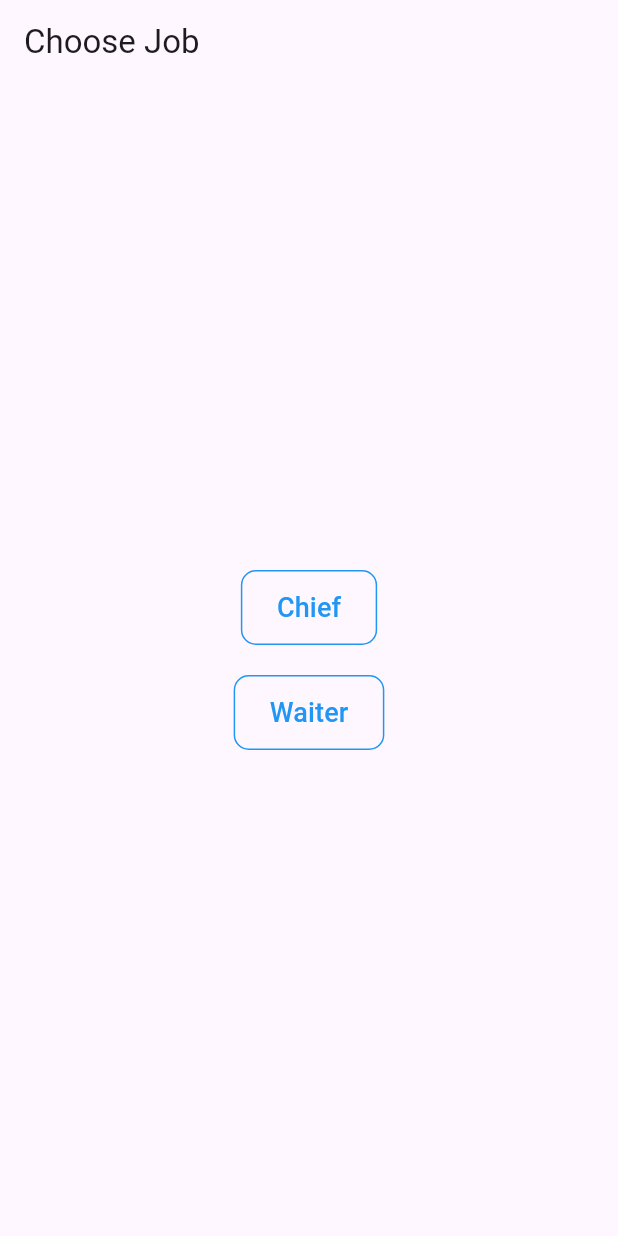
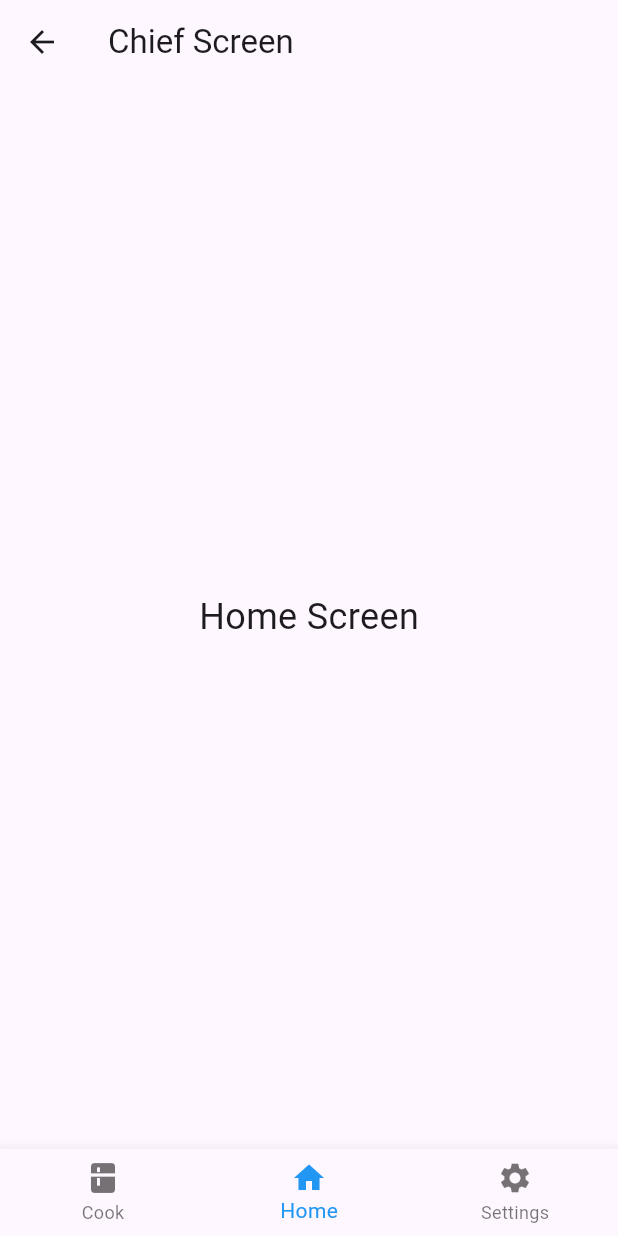
Before and after one commit to omanrai/hotel_POS, a Flutter app: the screen it shows after launch, after a tap on "Chief", on a phone screen of 412 x 824 dp. Run offline on Flutter 3.47's test engine with Material 3 defaults, Android fonts, the phone set to English and light mode, and no system bars.

Commit message:
add ChiefScreen and navigation from ChooseJobScreen

```diff
--- /dev/null
+++ b/lib/features/chief/chief_screen.dart
@@ -0,0 +1,53 @@
+import 'package:flutter/material.dart';
+
+class ChiefScreen extends StatefulWidget {
+  @override
+  _ChiefScreenState createState() => _ChiefScreenState();
+}
+
+class _ChiefScreenState extends State<ChiefScreen> {
+  int _selectedIndex = 1;
+
+  void _onItemTapped(int index) {
+    setState(() {
+      _selectedIndex = index;
+    });
+  }
+
+  static const List<Widget> _widgetOptions = <Widget>[
+    Text('Cook Screen', style: TextStyle(fontSize: 24)),
+    Text('Home Screen', style: TextStyle(fontSize: 24)),
+    Text('Settings Screen', style: TextStyle(fontSize: 24)),
+  ];
+
+  @override
+  Widget build(BuildContext context) {
+    return Scaffold(
+      appBar: AppBar(
+        title: Text('Chief Screen'),
+      ),
+      body: Center(
+        child: _widgetOptions.elementAt(_selectedIndex),
+      ),
+      bottomNavigationBar: BottomNavigationBar(
+        items: const <BottomNavigationBarItem>[
+          BottomNavigationBarItem(
+            icon: Icon(Icons.kitchen),
+            label: 'Cook',
+          ),
+          BottomNavigationBarItem(
+            icon: Icon(Icons.home),
+            label: 'Home',
+          ),
+          BottomNavigationBarItem(
+            icon: Icon(Icons.settings),
+            label: 'Settings',
+          ),
+        ],
+        currentIndex: _selectedIndex,
+        selectedItemColor: Colors.blue,
+        onTap: _onItemTapped,
+      ),
+    );
+  }
+}
--- a/lib/features/job/choose_job_screen.dart
+++ b/lib/features/job/choose_job_screen.dart
@@ -1,4 +1,6 @@
 import 'package:flutter/material.dart';
+
+import '../chief/chief_screen.dart';
 
 class ChooseJobScreen extends StatelessWidget {
   @override
@@ -13,7 +15,10 @@ class ChooseJobScreen extends StatelessWidget {
           children: [
             TextButton(
               onPressed: () {
-                print('Chief button pressed');
+                Navigator.push(
+                  context,
+                  MaterialPageRoute(builder: (context) => ChiefScreen()),
+                );
               },
               style: TextButton.styleFrom(
                 shape: RoundedRectangleBorder(
```
Also changed, not shown: assets/logo.png (added).
